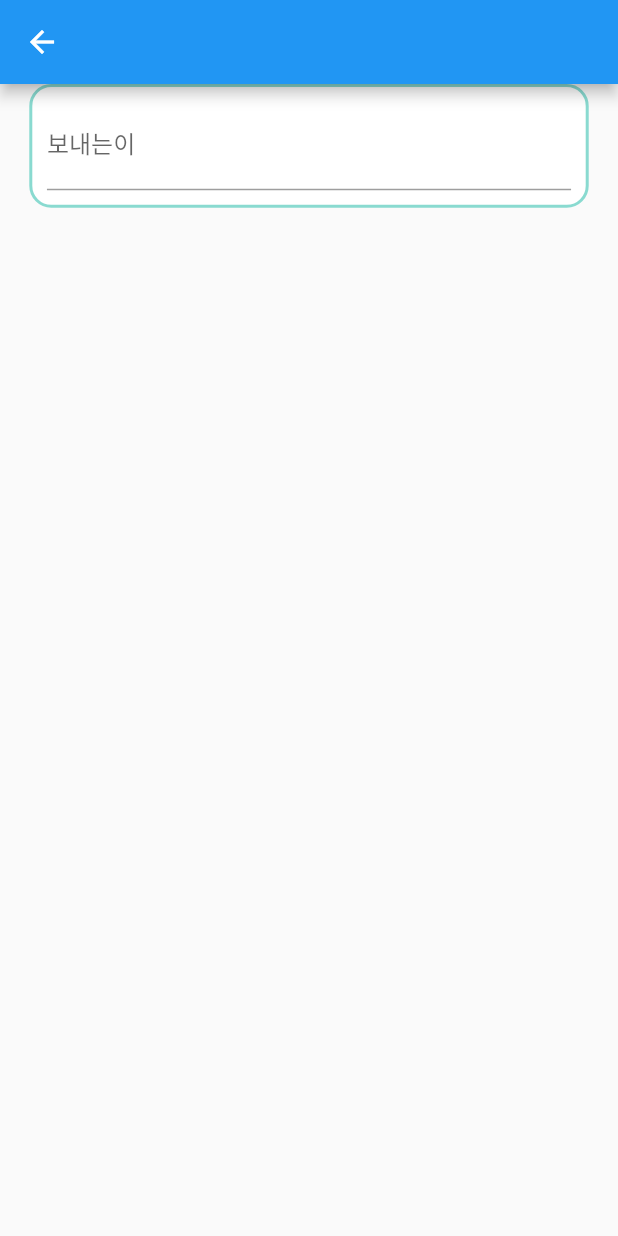
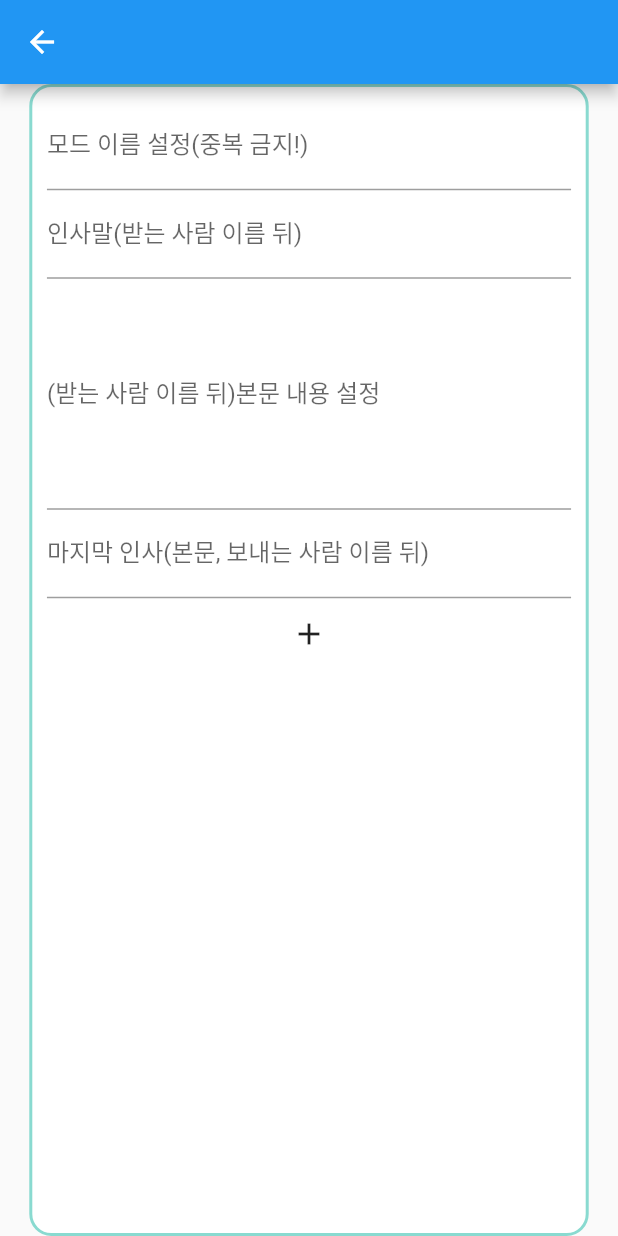
Before and after one commit to pti0904/happyholiday, a Flutter app: the screen it shows after launch, after a tap on the "add" icon, on a phone screen of 412 x 824 dp. Run offline on Flutter 3.47's test engine with Material 2 defaults, Android fonts, the phone set to English and light mode, and no system bars; our stand-ins replace get; missing offline and left inert: clipboard.

```diff
--- a/lib/pages/home/text_page_body.dart
+++ b/lib/pages/home/text_page_body.dart
@@ -8,6 +8,7 @@ import '../../widgets/app_icon.dart';
 import '../../widgets/big_text.dart';
 import '../../widgets/small_text.dart';
 
+
 class TextPageBody extends StatefulWidget {
   const TextPageBody({Key? key}) : super(key: key);
 
@@ -17,13 +18,9 @@ class TextPageBody extends StatefulWidget {
 
 class _TextPageBodyState extends State<TextPageBody> {
   static const menuItems = <String>['반말', '극존대', '존대말'];
-  final List<DropdownMenuItem<String>> _dropDownMenuItems = menuItems
-      .map((String value) =>
-      DropdownMenuItem<String>(
-        value: value,
-        child: Text(value),
-      ))
-      .toList();
+  List<String> _menuItemsList = List.from(menuItems);
+  late List<DropdownMenuItem<String>> _dropDownMenuItems;
+
   String? _btn1SelectedVal = '극존대';
   TextEditingController senderController = TextEditingController();
   TextEditingController receiverController = TextEditingController();
@@ -32,28 +29,74 @@ class _TextPageBodyState extends State<TextPageBody> {
   String? goodbye;
   String? fullText;
   List<TextSpan> spans = [];
+  String? reciever;
+  String? sender;
+  String? desiredType = '';
 
+  List<Map<String, dynamic>> message = [{
+    'type': '',
+    'format': '',
+  }];
+  final TextEditingController menunameController = TextEditingController();
+  final TextEditingController helloController = TextEditingController();
+  final TextEditingController bodyController = TextEditingController();
+  final TextEditingController goodbyeController = TextEditingController();
+  void readData(){
+    String desiredType = _btn1SelectedVal!;
+    Map<String, dynamic> desiredFormat = message.firstWhere((format) => format['type'] ==
+        desiredType, orElse: () => {'type': '', 'format': ''});
+    if (desiredFormat != null) {
+      print(desiredFormat['format']);
+      hello = desiredFormat['format'].toString().split('|')[0];
+      body = desiredFormat['format'].toString().split('|')[1];
+      goodbye = desiredFormat['format'].toString().split('|')[2];
+      fullText = '${hello}${receiverController.text}\n${body}${senderController.text}${goodbye}';
+    } else {
+      print("Message format of type $desiredType not found");
+    }
+  }
+  void addDataToMessage() {
+    setState(() {
+      Map<String, String> newMessageFormat = {
+        'type': menunameController.text,
+        'format': helloController.text + '|' + bodyController.text + '|' + goodbyeController.text,
+      };
+      message.add(newMessageFormat);
+    });
+  }
+
+  @override
+  void initState() {
+    _dropDownMenuItems = _menuItemsList.map((String value) => DropdownMenuItem<String>(
+      value: value,
+      child: Text(value),
+    )).toList();
+    super.initState();
+  }
+  void addMenuItemlistandDropdownItem (String menuname) {
+    setState(() {
+      _menuItemsList.add(menuname);
+      _dropDownMenuItems = _menuItemsList.map((String value) => DropdownMenuItem<String>(
+        value: value,
+        child: Text(value),
+      )).toList();
+    });
+  }
 
   @override
   Widget build(BuildContext context) {
     return SafeArea(
       top: false,
-
       child: Container(
         height: Dimensions.height10 * 90,
         color: Colors.grey[100],
         child: Column(
-
           children: [
-
-
             Container(
-
               margin: EdgeInsets.only(
                 left: Dimensions.width10 * 2,
                 right: Dimensions.width10 * 2,
               ),
-
               padding: EdgeInsets.all(Dimensions.width10 * 1),
               decoration: BoxDecoration(
                 borderRadius: BorderRadius.circular(Dimensions.width15),
@@ -62,15 +105,16 @@ class _TextPageBodyState extends State<TextPageBody> {
               ),
               child: TextField(
                 controller: senderController,
-                decoration: InputDecoration(labelText: "보내는이", ),
+                decoration: InputDecoration(
+                  labelText: "보내는이",
                 ),
               ),
-
-            Container(margin: EdgeInsets.only(
+            ),
+            Container(
+              margin: EdgeInsets.only(
                   left: Dimensions.width10 * 2,
                   right: Dimensions.width10 * 2,
-                top: Dimensions.height10 ),
-
+                  top: Dimensions.height10),
               padding: EdgeInsets.all(Dimensions.width10 * 1),
               decoration: BoxDecoration(
                 borderRadius: BorderRadius.circular(Dimensions.width15),
@@ -86,46 +130,53 @@ class _TextPageBodyState extends State<TextPageBody> {
               margin: EdgeInsets.only(
                   left: Dimensions.width10 * 2,
                   right: Dimensions.width10 * 2,
-                  top: Dimensions.height10 ),
-
+                  top: Dimensions.height10),
               decoration: BoxDecoration(
                 borderRadius: BorderRadius.circular(Dimensions.width15),
-                border: Border.all(color: AppColors.mainColor,width: 2),
+                border: Border.all(color: AppColors.mainColor, width: 2),
                 color: Colors.white,
               ),
               child: ListTile(
-                title: SmallText(text: '모드설정: \n(모드를 새로 설정하면 완성본이 나옵니다)',color: Colors.black,),
+                title: SmallText(
+                  text: '모드설정: \n(모드를 새로 설정하면 완성본이 나옵니다)',
+                  color: Colors.black,
+                ),
                 trailing: DropdownButton<String>(
                   value: _btn1SelectedVal,
                   onChanged: (String? newValue) {
                     setState(() {
-
                       _btn1SelectedVal = newValue;
                       if (_btn1SelectedVal == '극존대') {
                         hello = '님!!\n';
                         body =
                         '다사다난했던 2022년 한해가 \n저물어가고 있습니다. \n다가오는 2023년 새해에도 늘 건강하심과 \n더불어 희망찬 새해를 맞이하여 가내 두루 \n평안하시고 만복이 깃드시기를 \n머리 숙여 기원드립니다.\n\n-------------- ';
                         goodbye = ' 올림--------------';
-                        fullText = '${receiverController.text}${hello}\n${body}${senderController.text}${goodbye}';
-
+                        fullText =
+                        '${receiverController.text}${hello}\n${body}${senderController.text}${goodbye}';
                       } else if (_btn1SelectedVal == '반말') {
                         hello = ' 요즘 잘 지냈어?? ';
-                        body = '2022년 한해 너무 고생 많았고\n새해 복 많이 받아~ \n내년에는 올해보다 더 자주봅시당~ \n\n2023년 한해 화이팅 해보자!!\nfrom ';
+                        body =
+                        '2022년 한해 너무 고생 많았고\n새해 복 많이 받아~ \n내년에는 올해보다 더 자주봅시당~ \n\n2023년 한해 화이팅 해보자!!\nfrom ';
                         goodbye = '';
-                        fullText = '${receiverController.text}${hello}\n${body}${senderController.text}${goodbye}';
+                        fullText =
+                        '${receiverController.text}${hello}\n${body}${senderController.text}${goodbye}';
                       } else if (_btn1SelectedVal == '존대말') {
                         hello = '님!!\n';
-                        body = '다사다난했던 2022년 한해가 \n저무네요. 올 한 해 수고 많으셨습니다. \n다가오는 2023년 새해에도 늘 \n건강하심과 더불어 행운 가득한 한 해가 \n되시기를 기원합니다. \n새해복 많이 받으십시오~^^ \n\n' ;
+                        body =
+                        '다사다난했던 2022년 한해가 \n저무네요. 올 한 해 수고 많으셨습니다. \n다가오는 2023년 새해에도 늘 \n건강하심과 더불어 행운 가득한 한 해가 \n되시기를 기원합니다. \n새해복 많이 받으십시오~^^ \n\n';
                         goodbye = ' 올림';
-                        fullText = '${receiverController.text}${hello}\n${body}${senderController.text}${goodbye}';
-                      }
+                        fullText =
+                        '${receiverController.text}${hello}\n${body}${senderController.text}${goodbye}';
+                      } else {
+                        readData();
+
+                      };
                     });
                   },
                   items: _dropDownMenuItems,
                 ),
               ),
             ),
-
             Container(
               margin: EdgeInsets.only(
                   left: Dimensions.width10 * 2,
@@ -138,61 +189,81 @@ class _TextPageBodyState extends State<TextPageBody> {
                 color: Colors.white,
               ),
               child: Column(
-
                 children: [
-                  BigText(text:'완성본', size: Dimensions.font26),
-                  SizedBox(height: Dimensions.height10 /5,
+                  BigText(text: '완성본', size: Dimensions.font26),
+                  SizedBox(
+                    height: Dimensions.height10 / 5,
                     child: Container(
                       color: AppColors.paraColor,
-                  ),),
-                  RichText( text: TextSpan(
+                    ),
+                  ),
+                  RichText(
+                      text: TextSpan(
                           text: "${receiverController.text}",
-                      style: TextStyle(color: AppColors.starColor, fontSize: 20),
+                          style: TextStyle(
+                              color: AppColors.starColor, fontSize: 20),
                           children: <TextSpan>[
                             TextSpan(
                                 text: "${hello}\n",
                                 style: TextStyle(color: Colors.red, fontSize: 20)),
                             TextSpan(
                                 text: body,
-                                style: TextStyle(color: Colors.black, fontSize: 20)),
+                                style:
+                                TextStyle(color: Colors.black, fontSize: 20)),
                             TextSpan(
                                 text: senderController.text,
-                                style: TextStyle(color: AppColors.starColor, fontSize: 20)),
+                                style: TextStyle(
+                                    color: AppColors.starColor, fontSize: 20)),
                             TextSpan(
                                 text: goodbye,
-                                style: TextStyle(color: Colors.black, fontSize: 20)),
-                          ]
-
-                          )
+                                style:
+                                TextStyle(color: Colors.black, fontSize: 20)),
+                          ])),
+                  SizedBox(
+                    height: Dimensions.height10 / 5,
+                    child: Container(
+                      margin: EdgeInsets.only(top: Dimensions.height10),
+                      color: AppColors.paraColor,
                     ),
-                  SizedBox(height: Dimensions.height10 /5,
-                    child: Container(
-                      margin: EdgeInsets.only(top:Dimensions.height10),
-                      color: AppColors.paraColor,
-                    ),),
+                  ),
                 ],
               ),
             ),
-            Row(mainAxisAlignment: MainAxisAlignment.end,
+            Row(mainAxisAlignment: MainAxisAlignment.end, children: [
+              BigText(text: '양식 추가하기'),
+              IconButton(
+                onPressed: () {
+                  setState(() {
+                    Navigator.push(
+                        context,
+                        MaterialPageRoute(
+                            builder: (c) => AddMent(addMenuItemlistandDropdownItem: addMenuItemlistandDropdownItem,
+                              addDataToMessage: addDataToMessage,
+                              menunameController: menunameController,
+                              helloController: helloController,
+                              bodyController: bodyController,
+                              goodbyeController: goodbyeController,
 
-                children:
-                [ BigText(text: '양식 추가하기'),IconButton(onPressed:(){
-                  setState(() {
-                    Navigator.push(context, MaterialPageRoute(
-                   builder: (c) => AddMent(
-                     menuItems: menuItems,
-                   )
-                    ));
-
+                            )));
                   });
-                }, icon: AppIcon(icon: Icons.add, backgroundColor: AppColors.mainColor,),),
-                  BigText(text: '복사하기'),IconButton(onPressed:(){
+                },
+                icon: AppIcon(
+                  icon: Icons.add,
+                  backgroundColor: AppColors.mainColor,
+                ),
+              ),
+              BigText(text: '복사하기'),
+              IconButton(
+                  onPressed: () {
                     setState(() {
                       FlutterClipboard.copy(fullText!);
                     });
-                  }, icon: AppIcon(icon: Icons.copy, backgroundColor: AppColors.mainColor,))]
-            )
-
+                  },
+                  icon: AppIcon(
+                    icon: Icons.copy,
+                    backgroundColor: AppColors.mainColor,
+                  ))
+            ])
           ],
         ),
       ),
@@ -200,41 +271,80 @@ class _TextPageBodyState extends State<TextPageBody> {
   }
 }
 
-class AddMent extends StatefulWidget {
-  AddMent({Key? key, this.menuItems}) : super(key: key);
-  final menuItems;
+class AddMent extends StatelessWidget {
+  final List<DropdownMenuItem<String>>? menuItems;
+  final TextEditingController menunameController;
+  final TextEditingController helloController;
+  final TextEditingController bodyController;
+  final TextEditingController goodbyeController;
+  final Function addDataToMessage;
+  final Function addMenuItemlistandDropdownItem;
+  AddMent({Key? key, this.menuItems,
+    required this.addMenuItemlistandDropdownItem,
+    required this.addDataToMessage, required this.menunameController,
+    required this.helloController, required this.goodbyeController, required this.bodyController}) : super(key: key);
 
-  @override
-  State<AddMent> createState() => _AddMentState();
-}
-
-class _AddMentState extends State<AddMent> {
-  TextEditingController menunameController = TextEditingController();
-  TextEditingController helloController = TextEditingController();
-  TextEditingController bodyController = TextEditingController();
-  TextEditingController goodbyeController = TextEditingController();
   @override
   Widget build(BuildContext context) {
     return Scaffold(
       appBar: AppBar(),
       body: Container(
-
         margin: EdgeInsets.only(
           left: Dimensions.width10 * 2,
           right: Dimensions.width10 * 2,
         ),
-
         padding: EdgeInsets.all(Dimensions.width10 * 1),
         decoration: BoxDecoration(
           borderRadius: BorderRadius.circular(Dimensions.width15),
           border: Border.all(color: AppColors.mainColor, width: 2),
           color: Colors.white,
         ),
-        child: TextField(
+        child: Column(
+          children: [
+            TextField(
               controller: menunameController,
-          decoration: InputDecoration(labelText: "보내는이", ),
+              decoration: InputDecoration(
+                labelText: "모드 이름 설정(중복 금지!)",
+              ),
+            ),
+            TextField(
+              controller: helloController,
+              decoration: InputDecoration(
+                labelText: "인사말(받는 사람 이름 뒤)",
+              ),
+            ),
+            TextField(
+              controller: bodyController,
+              maxLines: 6,
+              decoration: InputDecoration(
+                labelText: "(받는 사람 이름 뒤)본문 내용 설정",
+              ),
+            ),
+            TextField(
+              controller: goodbyeController,
+              decoration: InputDecoration(
+                labelText: "마지막 인사(본문, 보내는 사람 이름 뒤)",
+              ),
+            ),
+            IconButton(
+                onPressed: () {
+                  addDataToMessage();
+                  addMenuItemlistandDropdownItem(menunameController.text);
+                  _clear();
+                  Navigator.pop(context);
+                },
+                icon: Icon(Icons.add))
+          ],
         ),
       ),
     );
   }
+  void _clear() {
+    menunameController.clear();
+    helloController.clear();
+    bodyController.clear();
+    goodbyeController.clear();
   }
+
+
+}
```
Lines whose indentation alone changed are shown as unchanged.
